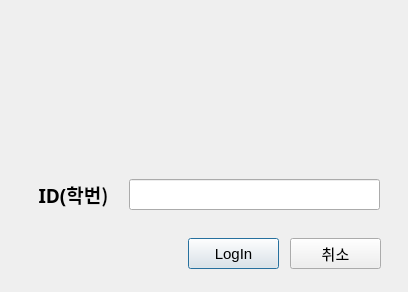
This is DCheat/DCheat/view/login.ui in DCheat/DCheat as Qt 5 draws it before an edit. The edited form follows.
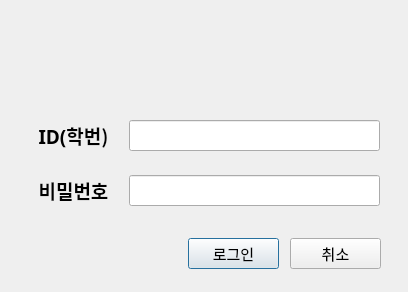
This is the edited form.

Commit message: add view interface

```diff
--- a/DCheat/DCheat/view/login.ui
+++ b/DCheat/DCheat/view/login.ui
@@ -17,7 +17,7 @@
    <property name="geometry">
     <rect>
      <x>129</x>
-     <y>179</y>
+     <y>120</y>
      <width>251</width>
      <height>31</height>
     </rect>
@@ -27,7 +27,7 @@
    <property name="geometry">
     <rect>
      <x>23</x>
-     <y>174</y>
+     <y>115</y>
      <width>101</width>
      <height>41</height>
     </rect>
@@ -63,7 +63,7 @@
     </font>
    </property>
    <property name="text">
-    <string>LogIn</string>
+    <string>로그인</string>
    </property>
   </widget>
   <widget class="QPushButton" name="pushButton_2">
@@ -85,6 +85,40 @@
     <string>취소</string>
    </property>
   </widget>
+  <widget class="QLineEdit" name="lineEdit_2">
+   <property name="geometry">
+    <rect>
+     <x>129</x>
+     <y>175</y>
+     <width>251</width>
+     <height>31</height>
+    </rect>
+   </property>
+  </widget>
+  <widget class="QLabel" name="label_2">
+   <property name="geometry">
+    <rect>
+     <x>23</x>
+     <y>170</y>
+     <width>101</width>
+     <height>41</height>
+    </rect>
+   </property>
+   <property name="font">
+    <font>
+     <family>굴림체</family>
+     <pointsize>14</pointsize>
+     <weight>75</weight>
+     <bold>true</bold>
+    </font>
+   </property>
+   <property name="text">
+    <string>비밀번호</string>
+   </property>
+   <property name="alignment">
+    <set>Qt::AlignCenter</set>
+   </property>
+  </widget>
  </widget>
  <resources/>
  <connections>
```
The commit also changes 6 other files.
